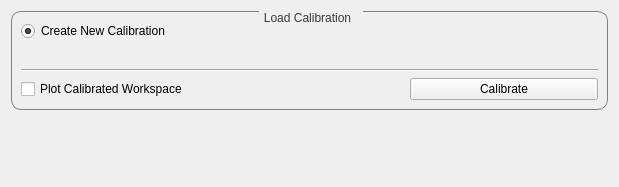
Qt form scripts/Engineering/gui/engineering_diffraction/tabs/calibration/calibration_tab.ui (mantidproject/mantid) before a commit.
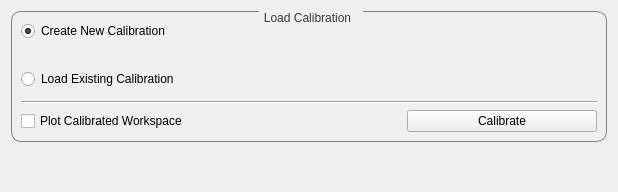
The same form after that commit. Custom widgets are drawn as their Qt base class.

Commit message:
RE #26848 Add load existing functionality to view and presenter
Loading an existing calibration from the GSAS parameter files now reloads the calibration from the information stored in the file.

```diff
--- a/scripts/Engineering/gui/engineering_diffraction/tabs/calibration/calibration_tab.ui
+++ b/scripts/Engineering/gui/engineering_diffraction/tabs/calibration/calibration_tab.ui
@@ -9,8 +9,8 @@
    <rect>
     <x>0</x>
     <y>0</y>
-    <width>619</width>
-    <height>187</height>
+    <width>618</width>
+    <height>192</height>
    </rect>
   </property>
   <property name="sizePolicy">
@@ -73,14 +73,21 @@
        </property>
        <layout class="QGridLayout" name="gridLayout_2">
         <item row="1" column="0">
-         <layout class="QGridLayout" name="gridLayout" rowstretch="0,0,0,0,0,0,0" columnstretch="0,0,0">
+         <layout class="QGridLayout" name="gridLayout" rowstretch="0,0,0,0,0,0,0,0" columnstretch="0,0,0">
           <property name="sizeConstraint">
            <enum>QLayout::SetDefaultConstraint</enum>
           </property>
           <property name="verticalSpacing">
            <number>6</number>
           </property>
-          <item row="6" column="0" colspan="2">
+          <item row="4" column="0" colspan="3">
+           <widget class="QRadioButton" name="radio_loadCalib">
+            <property name="text">
+             <string>Load Existing Calibration</string>
+            </property>
+           </widget>
+          </item>
+          <item row="7" column="0" colspan="2">
            <widget class="QCheckBox" name="check_plotOutput">
             <property name="enabled">
              <bool>true</bool>
@@ -100,14 +107,14 @@
             </property>
            </widget>
           </item>
-          <item row="5" column="0" colspan="3">
+          <item row="6" column="0" colspan="3">
            <widget class="Line" name="line">
             <property name="orientation">
              <enum>Qt::Horizontal</enum>
             </property>
            </widget>
           </item>
-          <item row="4" column="0" colspan="3">
+          <item row="3" column="0" colspan="3">
            <spacer name="verticalSpacer">
             <property name="orientation">
              <enum>Qt::Vertical</enum>
@@ -123,7 +130,7 @@
             </property>
            </spacer>
           </item>
-          <item row="6" column="2">
+          <item row="7" column="2">
            <widget class="QPushButton" name="button_calibrate">
             <property name="enabled">
              <bool>true</bool>
@@ -159,6 +166,22 @@
             </property>
            </widget>
           </item>
+          <item row="5" column="0" colspan="3">
+           <widget class="FileFinder" name="finder_path" native="true">
+            <property name="sizePolicy">
+             <sizepolicy hsizetype="Preferred" vsizetype="Preferred">
+              <horstretch>0</horstretch>
+              <verstretch>0</verstretch>
+             </sizepolicy>
+            </property>
+            <property name="minimumSize">
+             <size>
+              <width>0</width>
+              <height>0</height>
+             </size>
+            </property>
+           </widget>
+          </item>
          </layout>
         </item>
        </layout>
@@ -172,7 +195,7 @@
        <property name="sizeHint" stdset="0">
         <size>
          <width>20</width>
-         <height>40</height>
+         <height>10</height>
         </size>
        </property>
       </spacer>
```
The commit also changes 3 other files.
